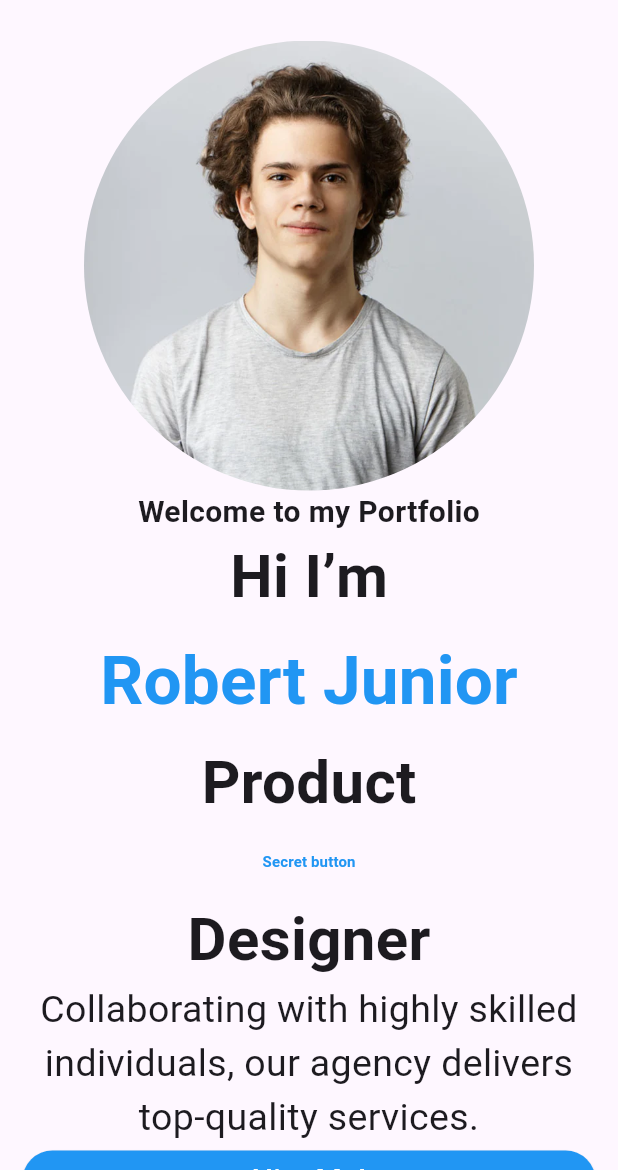
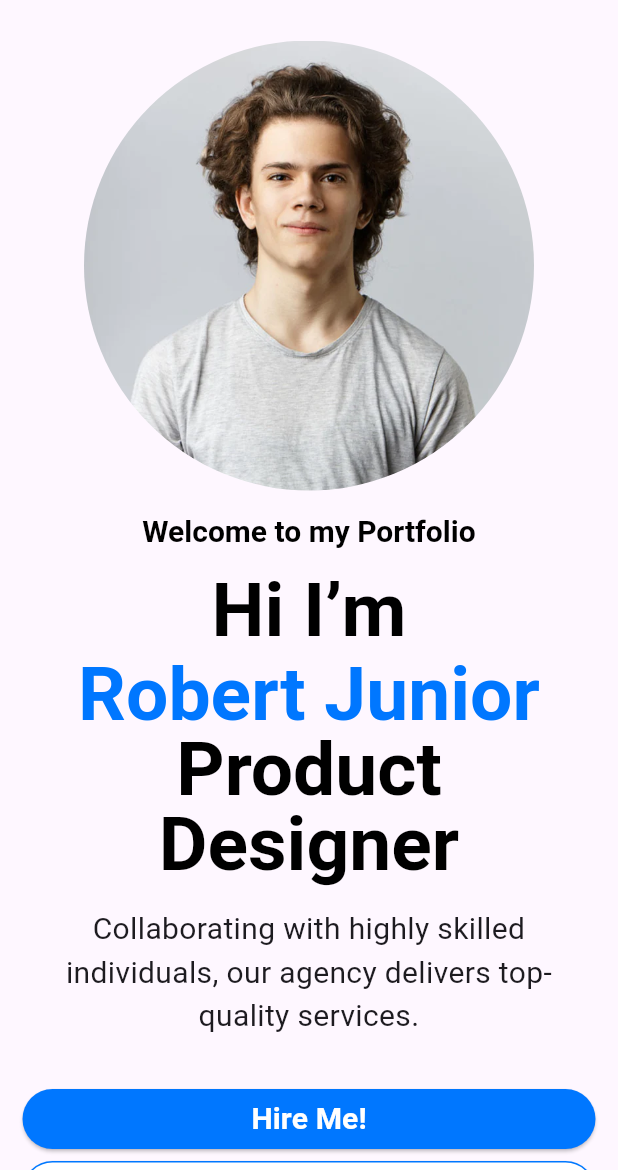
Before and after one commit to zhaoly58/portfolio_me, a Flutter app: the screen it shows after launch, on a phone screen of 412 x 824 dp, the part 66-1236 px from its top. Run offline on Flutter 3.47's test engine with Material 3 defaults, Android fonts, the phone set to English and light mode, and no system bars; our stand-ins replace go_router, image_picker.

Commit message:
ui polish stage 1

```diff
--- a/lib/customWidget/percent_indicator.dart
+++ b/lib/customWidget/percent_indicator.dart
@@ -31,7 +31,7 @@ class CustomPercentIndicator extends StatelessWidget {
               width: indicatorWidth,
               height: 20,
               decoration: BoxDecoration(
-                color: Colors.blue.shade800,
+                color: Color(0xFF0077FF),
                 borderRadius: BorderRadius.circular(20),
               ),
             ),
--- a/lib/customWidget/service_card.dart
+++ b/lib/customWidget/service_card.dart
@@ -8,12 +8,13 @@ class ServiceCard extends StatelessWidget {
 
   @override
   Widget build(BuildContext context) {
+    final width = MediaQuery.of(context).size.width;
     return GestureDetector(
       onTap: () {
         print("clicked service card");
       },
       child: Container(
-        width: double.infinity,
+        width: width - 40,
         //height: 366,
         decoration: BoxDecoration(
           borderRadius: BorderRadius.circular(15),
--- a/lib/home_screen.dart
+++ b/lib/home_screen.dart
@@ -2,9 +2,9 @@ import "dart:io";
 import "package:flutter/material.dart";
 import "package:go_router/go_router.dart";
 import "package:image_picker/image_picker.dart";
+import "package:portfolio_me/customWidget/side_menu_list.dart";
 import "package:portfolio_me/screen_path.dart";
 import "package:url_launcher/url_launcher.dart";
-import 'package:fluttertoast/fluttertoast.dart';
 
 class HomeScreen extends StatefulWidget {
   const HomeScreen({super.key});
@@ -32,7 +32,7 @@ class _HomeScreenState extends State<HomeScreen> {
   Future<void> launchURL() async {
     final Uri url = Uri.parse("https://flutter.dev/");
     if (!await launchUrl(url)) {
-      throw Exception("Can not open url");
+      throw Exception("Can not open the website");
     }
   }
 
@@ -73,64 +73,40 @@ class _HomeScreenState extends State<HomeScreen> {
         child: SafeArea(
           child: Column(
             children: [
-              ListTile(
-                title: Text("About me"),
-                leading: Icon(Icons.home),
-                onTap: () {
-                  context.push(
-                    ScreenPath.aboutScreen,
-                    extra: {
-                      "name": "Jimmy",
-                      "age": "31",
-                      "company": "CMatrix Corporation",
-                    },
-                  );
-                },
+              SideMenuList(
+                title: "About Me",
+                titleIcon: Icon(Icons.home_filled),
+                pagePath: ScreenPath.aboutScreen,
               ),
               Divider(height: 0),
-              ListTile(
-                title: Text("Service"),
-                leading: Icon(Icons.settings),
-                onTap: () {
-                  context.push(
-                    ScreenPath.serviceScreen,
-                    extra: {
-                      "name": "Jimmy",
-                      "age": "31",
-                      "company": "CMatrix Corporation",
-                    },
-                  );
-                },
+              SideMenuList(
+                title: "Projects",
+                titleIcon: Icon(Icons.display_settings),
+                pagePath: ScreenPath.projectsScreen,
               ),
               Divider(height: 0),
-              ListTile(
-                title: Text("Project"),
-                leading: Icon(Icons.production_quantity_limits),
-                onTap: () {
-                  context.push(
-                    ScreenPath.projectsScreen,
-                    extra: {
-                      "name": "Jimmy",
-                      "age": "31",
-                      "company": "CMatrix Corporation",
-                    },
-                  );
-                },
+              SideMenuList(
+                title: "Milestones",
+                titleIcon: Icon(Icons.point_of_sale),
+                pagePath: ScreenPath.milestonesScreen,
               ),
               Divider(height: 0),
-              ListTile(
-                title: Text("Contact me"),
-                leading: Icon(Icons.phone),
-                onTap: () {
-                  context.push(
-                    ScreenPath.contactMeScreen,
-                    extra: {
-                      "name": "Jimmy",
-                      "age": "31",
-                      "company": "CMatrix Corporation",
-                    },
-                  );
-                },
+              SideMenuList(
+                title: "Testimonials",
+                titleIcon: Icon(Icons.feedback),
+                pagePath: ScreenPath.testimonialsScreen,
+              ),
+              Divider(height: 0),
+              SideMenuList(
+                title: "Service",
+                titleIcon: Icon(Icons.room_service),
+                pagePath: ScreenPath.serviceScreen,
+              ),
+              Divider(height: 0),
+              SideMenuList(
+                title: "Contact Me",
+                titleIcon: Icon(Icons.call),
+                pagePath: ScreenPath.contactMeScreen,
               ),
             ],
           ),
@@ -168,122 +144,133 @@ class _HomeScreenState extends State<HomeScreen> {
                   mainAxisAlignment: MainAxisAlignment.start,
                   crossAxisAlignment: CrossAxisAlignment.center,
                   children: [
-                    Text(
-                      "Welcome to my Portfolio",
-                      style: TextStyle(
-                        fontSize: 20,
-                        fontWeight: FontWeight.bold,
-                      ),
-                    ),
-                    Text(
-                      "Hi I’m",
-                      style: TextStyle(
-                        fontSize: 40,
-                        fontWeight: FontWeight.bold,
-                      ),
-                    ),
-                    Tooltip(
-                      message: "I'm tooltip!",
-                      child: TextButton(
-                        onPressed: () {},
-                        child: Text(
-                          "Robert Junior",
-                          style: TextStyle(
-                            fontSize: 45,
-                            fontWeight: FontWeight.bold,
-                            color: Colors.blue,
+                    SizedBox(height: 15),
+
+                    RichText(
+                      textAlign: TextAlign.center,
+                      text: TextSpan(
+                        style: const TextStyle(
+                          fontWeight: FontWeight.bold,
+                          color: Colors.black, // Default color
+                        ),
+                        children: [
+                          TextSpan(
+                            text: "Welcome to my Portfolio\n",
+                            style: TextStyle(fontSize: 20),
                           ),
-                        ),
+
+                          TextSpan(
+                            text: "Hi I’m\n",
+                            style: TextStyle(fontSize: 50, height: 1.5),
+                          ),
+                          // WidgetSpan(
+                          //   child: Tooltip(
+                          //     message: "I'm tooltip!",
+                          //     child: GestureDetector(
+                          //       onTap: () {
+                          //         // Your action here
+                          //       },
+                          //       child: Text(
+                          //         "Robert Junior",
+                          //         style: TextStyle(
+                          //           fontSize: 50,
+                          //           fontWeight: FontWeight.bold,
+                          //           color: Color(0xFF0077FF),
+                          //           height: 1,
+                          //         ),
+                          //       ),
+                          //     ),
+                          //   ),
+                          // ),
+                          TextSpan(
+                            text: "Robert Junior",
+                            style: TextStyle(
+                              fontSize: 50,
+                              height: 1,
+                              color: Color(0xFF0077FF),
+                            ),
+                          ),
+                          TextSpan(
+                            text: "\nProduct\nDesigner",
+                            style: TextStyle(fontSize: 50, height: 1),
+                          ),
+                        ],
                       ),
                     ),
 
-                    Text(
-                      "Product",
-                      style: TextStyle(
-                        fontSize: 40,
-                        fontWeight: FontWeight.bold,
-                      ),
-                    ),
-                    Tooltip(
-                      message: "Yooo, you found me!",
-                      child: TextButton(
-                        onPressed: () {},
-                        child: Text(
-                          "Secret button",
-                          style: TextStyle(
-                            fontSize: 10,
-                            fontWeight: FontWeight.bold,
-                            color: Colors.blue,
-                          ),
-                        ),
-                      ),
-                    ),
-                    Text(
-                      "Designer",
-                      style: TextStyle(
-                        fontSize: 40,
-                        fontWeight: FontWeight.bold,
-                      ),
-                    ),
+                    SizedBox(height: 15),
                     Text(
                       "Collaborating with highly skilled individuals, our agency delivers top-quality services.",
-                      style: TextStyle(fontSize: 25),
+                      style: TextStyle(fontSize: 20),
                       textAlign: TextAlign.center,
                     ),
+                    SizedBox(height: 30),
                   ],
                 ),
                 ElevatedButton(
                   onPressed: () {
-                    showDialog(
-                      context: context,
-                      builder: (context) {
-                        return AlertDialog(
-                          title: Text("Hello Jimmy!"),
-                          content: Column(
-                            mainAxisSize: MainAxisSize.min,
-                            children: [
-                              Text("asdjkasmdasn d"),
-                              Text("asdaskdmaskdmklasmdk;al d"),
-                            ],
-                          ),
-                          actions: [
-                            TextButton(
-                              onPressed: () {
-                                Navigator.pop(
-                                  context,
-                                ); // 👈 Dismisses the sheet
-                              },
-                              child: Text("Yes"),
-                            ),
-                            TextButton(
-                              onPressed: () {
-                                Navigator.pop(context);
-                              },
-                              child: Text("Cancel"),
-                            ),
-                          ],
-                          actionsAlignment: MainAxisAlignment.center,
-                        );
-                      },
+                    context.push(
+                      ScreenPath.contactMeScreen,
+                      // extra: {
+                      //   "name": "Jimmy",
+                      //   "age": "31",
+                      //   "company": "CMatrix Corporation",
+                      // },
                     );
+                    // showDialog(
+                    //   context: context,
+                    //   builder: (context) {
+                    //     return AlertDialog(
+                    //       title: Text("Hello Jimmy!"),
+                    //       content: Column(
+                    //         mainAxisSize: MainAxisSize.min,
+                    //         children: [
+                    //           Text("asdjkasmdasn d"),
+                    //           Text("asdaskdmaskdmklasmdk;al d"),
+                    //         ],
+                    //       ),
+                    //       actions: [
+                    //         TextButton(
+                    //           onPressed: () {
+                    //             Navigator.pop(
+                    //               context,
+                    //             ); // 👈 Dismisses the sheet
+                    //           },
+                    //           child: Text("Yes"),
+                    //         ),
+                    //         TextButton(
+                    //           onPressed: () {
+                    //             Navigator.pop(context);
+                    //           },
+                    //           child: Text("Cancel"),
+                    //         ),
+                    //       ],
+                    //       actionsAlignment: MainAxisAlignment.center,
+                    //     );
+                    //   },
+                    // );
                   },
                   style: ElevatedButton.styleFrom(
-                    backgroundColor: Colors.blue,
+                    backgroundColor: Color(0xFF0077FF),
                     minimumSize: Size(double.infinity, 40),
                   ),
                   child: Text(
                     "Hire Me!",
-                    style: TextStyle(color: Colors.white, fontSize: 20),
+                    style: TextStyle(
+                      color: Colors.white,
+                      fontWeight: FontWeight.bold,
+                      fontSize: 20,
+                    ),
                   ),
                 ),
                 ElevatedButton.icon(
                   onPressed: () async {
-                    Fluttertoast.showToast(
-                      msg: "Error has been occored",
-                      gravity: ToastGravity.TOP,
-                      backgroundColor: Colors.red,
-                    );
-                    // await launchURL();
+                    // Fluttertoast.showToast(
+                    //   msg: "Error occurred",
+                    //   gravity: ToastGravity.TOP,
+                    //   backgroundColor: Colors.red,
+                    // );
+                    await launchURL();
                     // showModalBottomSheet(
                     //   context: context,
                     //   builder: (context) {
@@ -307,11 +294,15 @@ class _HomeScreenState extends State<HomeScreen> {
                   style: ElevatedButton.styleFrom(
                     backgroundColor: Colors.white,
                     minimumSize: Size(double.infinity, 40),
-                    side: BorderSide(color: Colors.blue),
+                    side: BorderSide(color: Color(0xFF0077FF)),
                   ),
                   label: Text(
                     "Download CV",
-                    style: TextStyle(fontSize: 20, color: Colors.blue),
+                    style: TextStyle(
+                      fontSize: 20,
+                      fontWeight: FontWeight.bold,
+                      color: Color(0xFF0077FF),
+                    ),
                   ),
                   icon: Image.asset("assets/icon/icon-download.png", scale: 25),
                   iconAlignment: IconAlignment.end,
```
Also changed, not shown: lib/about_screen.dart (+8 -8 lines), lib/contact_me_screen.dart (+18 -5 lines), lib/customWidget/regular_button.dart (+10 -3 lines), lib/customWidget/round_social_button.dart (+18 -2 lines), lib/customWidget/side_menu_list.dart (added, +21 -0 lines), lib/main.dart (+8 -2 lines), lib/milestones_screen.dart (+9 -2 lines), lib/projects_screen.dart (+94 -33 lines), lib/service_screen.dart (+19 -11 lines), lib/testimonials_screen.dart (+14 -9 lines).
